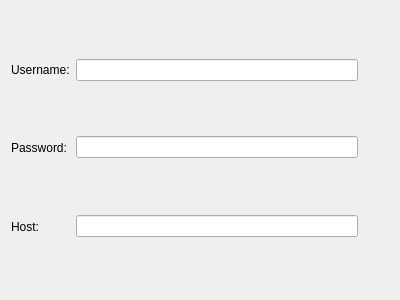
Before: the Qt Designer form src/owncloudDialog.ui in KDE/kaccounts-integration, drawn with Qt 5.
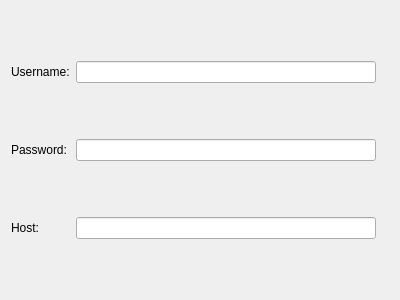
After: the same form once the commit is applied.

Commit message: Add overlayWorking painter and create a class for owncloudDialog

What changed in the file:
```diff
--- a/src/owncloudDialog.ui
+++ b/src/owncloudDialog.ui
@@ -27,22 +27,6 @@
      </property>
     </widget>
    </item>
-   <item row="2" column="2">
-    <widget class="QWidget" name="hostWorking" native="true">
-     <property name="sizePolicy">
-      <sizepolicy hsizetype="Fixed" vsizetype="Fixed">
-       <horstretch>0</horstretch>
-       <verstretch>0</verstretch>
-      </sizepolicy>
-     </property>
-     <property name="minimumSize">
-      <size>
-       <width>25</width>
-       <height>25</height>
-      </size>
-     </property>
-    </widget>
-   </item>
    <item row="1" column="0">
     <widget class="QLabel" name="label_2">
      <property name="text">
@@ -61,18 +45,16 @@
     </widget>
    </item>
    <item row="1" column="2">
-    <widget class="QWidget" name="passWorking" native="true">
-     <property name="sizePolicy">
-      <sizepolicy hsizetype="Fixed" vsizetype="Fixed">
-       <horstretch>0</horstretch>
-       <verstretch>0</verstretch>
-      </sizepolicy>
+    <widget class="QLabel" name="passWorking">
+     <property name="text">
+      <string/>
      </property>
-     <property name="minimumSize">
-      <size>
-       <width>25</width>
-       <height>25</height>
-      </size>
+    </widget>
+   </item>
+   <item row="2" column="2">
+    <widget class="QLabel" name="hostWorking">
+     <property name="text">
+      <string/>
      </property>
     </widget>
    </item>
```
The commit also changes 4 other files.
